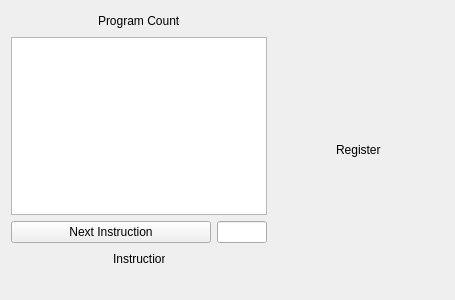
First picture: the form in src/cpu.ui, repository FizzyGalacticus/gbdynbintrans, before the edit.
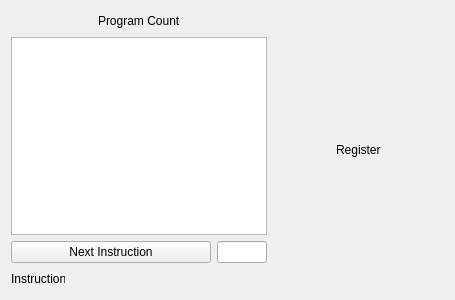
Second picture: the form after the edit.

Commit message: Fixed a lot of layout issues.

The edit to the form file:
```diff
--- a/src/cpu.ui
+++ b/src/cpu.ui
@@ -110,56 +110,24 @@
         </layout>
        </item>
        <item>
-        <layout class="QVBoxLayout" name="instructionLayout">
+        <layout class="QHBoxLayout" name="instructionLayout">
          <property name="sizeConstraint">
           <enum>QLayout::SetMaximumSize</enum>
          </property>
          <item>
-          <layout class="QHBoxLayout" name="instructionLabelLayout">
-           <item>
-            <spacer name="horizontalSpacer_7">
-             <property name="orientation">
-              <enum>Qt::Horizontal</enum>
-             </property>
-             <property name="sizeHint" stdset="0">
-              <size>
-               <width>40</width>
-               <height>20</height>
-              </size>
-             </property>
-            </spacer>
-           </item>
-           <item>
             <widget class="QLabel" name="instructionLabel">
              <property name="maximumSize">
               <size>
-               <width>52</width>
+             <width>54</width>
                <height>20</height>
               </size>
              </property>
              <property name="text">
-              <string>Instruction</string>
+            <string>Instruction: </string>
              </property>
             </widget>
            </item>
            <item>
-            <spacer name="horizontalSpacer_6">
-             <property name="orientation">
-              <enum>Qt::Horizontal</enum>
-             </property>
-             <property name="sizeHint" stdset="0">
-              <size>
-               <width>40</width>
-               <height>20</height>
-              </size>
-             </property>
-            </spacer>
-           </item>
-          </layout>
-         </item>
-         <item>
-          <layout class="QHBoxLayout" name="instructionWidgetLayout">
-           <item>
             <spacer name="horizontalSpacer">
              <property name="orientation">
               <enum>Qt::Horizontal</enum>
@@ -174,8 +142,6 @@
               </size>
              </property>
             </spacer>
-           </item>
-          </layout>
          </item>
         </layout>
        </item>
```
Lines whose indentation alone changed are shown as unchanged. The commit also changes 2 other files.
